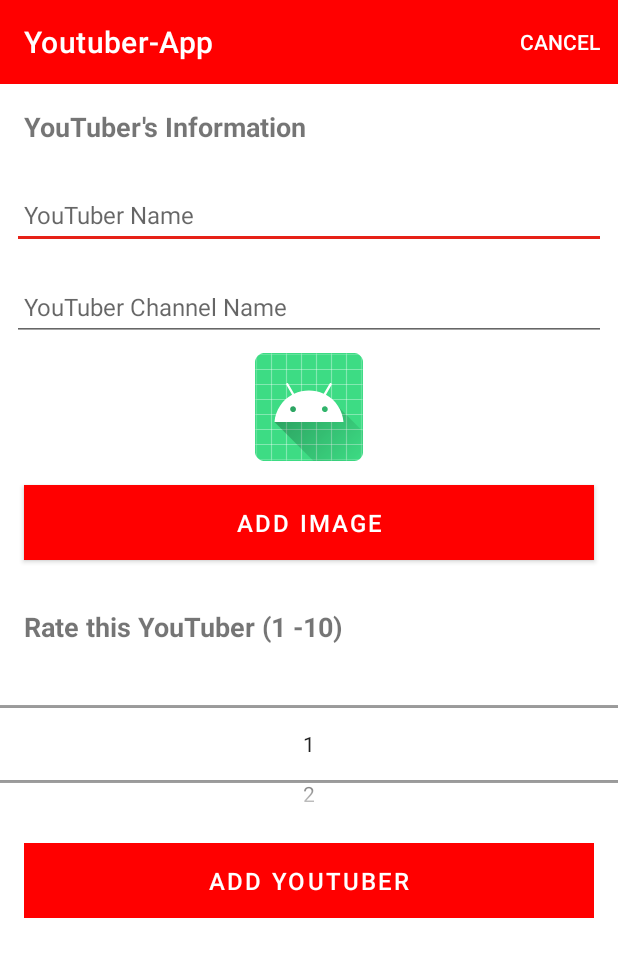
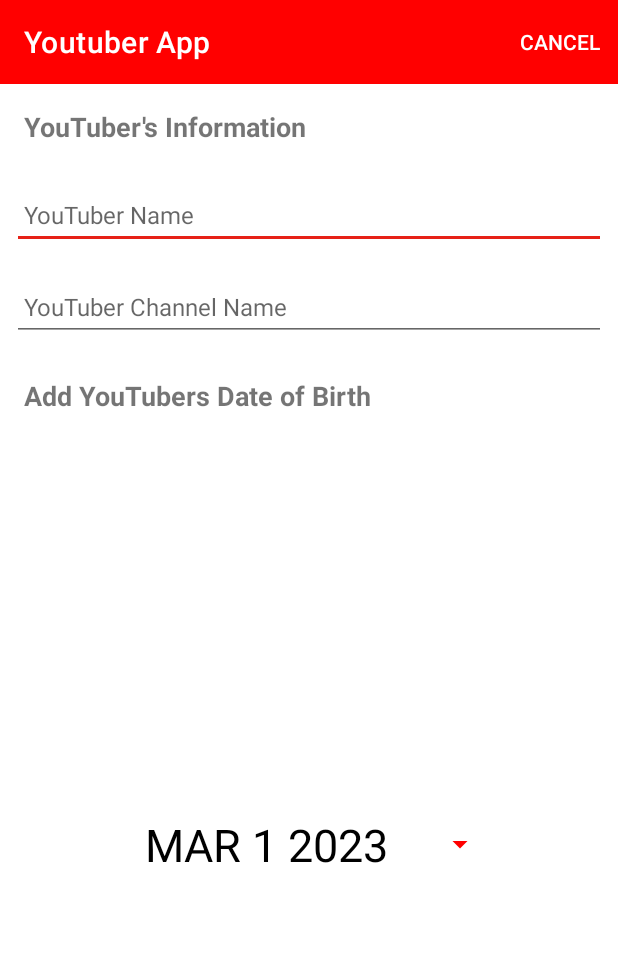
Before and after one commit to emmaroche/Youtuber-App-MAD1, an Android app: the YoutuberActivity screen opened directly, with no data from a screen before it, on a phone screen of 412 x 824 dp. Shown: the top 957 px of the screen. Run offline under Robolectric (Android 15) with nearby library versions, the phone set to English and light mode, and no system bars; our stand-ins replace Picasso, Timber; 1 statement that could not run was skipped.

Commit message:
Complete DatePicker feature addition

```diff
--- a/app/src/main/java/ie/setu/youtuberApp/activities/YoutuberActivity.kt
+++ b/app/src/main/java/ie/setu/youtuberApp/activities/YoutuberActivity.kt
@@ -1,9 +1,13 @@
 package ie.setu.youtuberApp.activities
 
+import android.app.DatePickerDialog
+import android.app.DatePickerDialog.OnDateSetListener
 import android.content.Intent
 import android.os.Bundle
 import android.view.Menu
 import android.view.MenuItem
+import android.view.View
+import android.widget.Button
 import androidx.activity.result.ActivityResultLauncher
 import androidx.activity.result.contract.ActivityResultContracts
 import androidx.appcompat.app.AppCompatActivity
@@ -15,6 +19,7 @@ import ie.setu.youtuberApp.helpers.showImagePicker
 import ie.setu.youtuberApp.main.MainApp
 import ie.setu.youtuberApp.models.YoutuberModel
 import timber.log.Timber.i
+import java.util.*
 
 
 class YoutuberActivity : AppCompatActivity() {
@@ -24,12 +29,18 @@ class YoutuberActivity : AppCompatActivity() {
     private var youtuber = YoutuberModel()
     private lateinit var app: MainApp
     private var edit = false
+    private var datePickerDialog: DatePickerDialog? = null
+    private var dateButton: Button? = null
 
     override fun onCreate(savedInstanceState: Bundle?) {
         super.onCreate(savedInstanceState)
 
         binding = ActivityYoutuberBinding.inflate(layoutInflater)
         setContentView(binding.root)
+
+        initDatePicker()
+        dateButton = findViewById(R.id.datePickerButton)
+        dateButton?.text = getTodaysDate()
 
         binding.toolbarAdd.title = title
         setSupportActionBar(binding.toolbarAdd)
@@ -44,21 +55,21 @@ class YoutuberActivity : AppCompatActivity() {
             binding.youtuberName.setText(youtuber.name)
             binding.youtuberChannelName.setText(youtuber.channelName)
             binding.youtuberRating.value = youtuber.youtuberRating
-//            youtuber.dob = binding.youtuberDOB.toString()
-//            setUpNumberPicker()
+            binding.datePickerButton.text = youtuber.dob
             binding.btnAdd.setText(R.string.button_saveYoutuber)
             Picasso.get()
                 .load(youtuber.youtuberImage)
                 .resize(900,800)
                 .into(binding.youtuberImage)
-
         }
 
         binding.btnAdd.setOnClickListener {
             youtuber.name = binding.youtuberName.text.toString()
             youtuber.channelName = binding.youtuberChannelName.text.toString()
             youtuber.youtuberRating = binding.youtuberRating.value
-//            youtuber.dob = binding.youtuberDOB.toString()
+
+
+            youtuber.dob = binding.datePickerButton.text.toString()
 
             if (youtuber.name.isEmpty()) {
                 Snackbar.make(it,R.string.error_Text, Snackbar.LENGTH_LONG)
@@ -67,12 +78,12 @@ class YoutuberActivity : AppCompatActivity() {
             } else {
                 if (edit) {
                     app.youtubers.update(youtuber.copy())
-                    i("edit Button Pressed: $youtuber")
+                    i("Edit Button Pressed: $youtuber")
                     setResult(RESULT_OK)
                     finish()
                 } else {
                     app.youtubers.create(youtuber.copy())
-                    i("add Button Pressed: $youtuber")
+                    i("Add Button Pressed: $youtuber")
                     setResult(RESULT_OK)
                     finish()
                 }
@@ -80,23 +91,11 @@ class YoutuberActivity : AppCompatActivity() {
 
         }
 
-//        val datePicker = findViewById<DatePicker>(R.id.youtuberDOB)
-//        val today = Calendar.getInstance()
-//        datePicker.init(today.get(Calendar.YEAR), today.get(Calendar.MONTH),
-//            today.get(Calendar.DAY_OF_MONTH)
-//
-//        ) { view, year, month, day ->
-//            val month = month + 1
-//            val msg = "You Selected: $day/$month/$year"
-//            Toast.makeText(this@YoutuberActivity, msg, Toast.LENGTH_SHORT).show()
-//        }
-
         binding.chooseImage.setOnClickListener {
             showImagePicker(imageIntentLauncher)
         }
 
         registerImagePickerCallback()
-
         setUpNumberPicker()
 
     }
@@ -125,14 +124,9 @@ class YoutuberActivity : AppCompatActivity() {
 
     private fun setUpNumberPicker() {
         val numberPicker = binding.youtuberRating
-
         numberPicker.minValue = 1
         numberPicker.maxValue = 10
         numberPicker.wrapSelectorWheel = false
-//        numberPicker.setOnValueChangedListener { picker, oldVal, newVal ->
-//            val text = "Changed from $oldVal to $newVal"
-//            Toast.makeText(this@YoutuberActivity, text, Toast.LENGTH_SHORT).show()
-//        }
     }
 
     private fun registerImagePickerCallback() {
@@ -148,10 +142,57 @@ class YoutuberActivity : AppCompatActivity() {
                                 .load(youtuber.youtuberImage)
                                 .resize(900,800)
                                 .into(binding.youtuberImage)
-                        } // end of if
+                        }
                     }
                     RESULT_CANCELED -> { } else -> { }
                 }
             }
     }
+
+    private fun getTodaysDate(): String {
+        val cal = Calendar.getInstance()
+        val year = cal[Calendar.YEAR]
+        var month = cal[Calendar.MONTH]
+        month += 1
+        val day = cal[Calendar.DAY_OF_MONTH]
+        return makeDateString(day, month, year)
+    }
+
+    private fun initDatePicker() {
+        val dateSetListener =
+            OnDateSetListener { _, year, month, day ->
+                var month = month
+                month += 1
+                val date = makeDateString(day, month, year)
+                dateButton?.text = date
+            }
+        val cal = Calendar.getInstance()
+        val year = cal[Calendar.YEAR]
+        val month = cal[Calendar.MONTH]
+        val day = cal[Calendar.DAY_OF_MONTH]
+        datePickerDialog = DatePickerDialog(this, dateSetListener, year, month, day)
+    }
+
+    private fun makeDateString(day: Int, month: Int, year: Int): String {
+        return getMonthFormat(month) + " " + day + " " + year
+    }
+
+    private fun getMonthFormat(month: Int): String {
+        if (month == 1) return "JAN"
+        if (month == 2) return "FEB"
+        if (month == 3) return "MAR"
+        if (month == 4) return "APR"
+        if (month == 5) return "MAY"
+        if (month == 6) return "JUN"
+        if (month == 7) return "JUL"
+        if (month == 8) return "AUG"
+        if (month == 9) return "SEP"
+        if (month == 10) return "OCT"
+        if (month == 11) return "NOV"
+        return if (month == 12) "DEC" else "JAN"
+    }
+
+    fun openDatePicker(view: View?) {
+        datePickerDialog?.show()
+    }
 }
--- a/app/src/main/java/ie/setu/youtuberApp/adapters/YoutuberAdapter.kt
+++ b/app/src/main/java/ie/setu/youtuberApp/adapters/YoutuberAdapter.kt
@@ -35,10 +35,9 @@ class YoutuberAdapter constructor(private var youtubers: List<YoutuberModel>,  p
             binding.youtuberName.text = youtuber.name
             binding.youtuberChannelName.text = youtuber.channelName
             binding.youtuberRating.text = youtuber.youtuberRating.toString()
+            binding.youtuberDobText.text = youtuber.dob
             Picasso.get().load(youtuber.youtuberImage).into(binding.displayImage)
-//            binding.youtuberDOB.text = youtuber.dob.toString()
             binding.root.setOnClickListener { listener.onYoutuberClick(youtuber) }
-
         }
     }
 
--- a/app/src/main/java/ie/setu/youtuberApp/main/MainApp.kt
+++ b/app/src/main/java/ie/setu/youtuberApp/main/MainApp.kt
@@ -7,7 +7,6 @@ import timber.log.Timber.i
 class MainApp : Application() {
 
      var youtubers = YoutuberMemStore()
-
     override fun onCreate() {
         super.onCreate()
         Timber.plant(Timber.DebugTree())
--- a/app/src/main/java/ie/setu/youtuberApp/models/YoutuberMemStore.kt
+++ b/app/src/main/java/ie/setu/youtuberApp/models/YoutuberMemStore.kt
@@ -29,7 +29,7 @@ class YoutuberMemStore : YoutuberStore {
             foundYoutuber.channelName = youtuber.channelName
             foundYoutuber.youtuberRating = youtuber.youtuberRating
             foundYoutuber.youtuberImage = youtuber.youtuberImage
-//            foundYoutuber.dob = youtuber.dob
+            foundYoutuber.dob = youtuber.dob
             logAll()
         }
     }
--- a/app/src/main/java/ie/setu/youtuberApp/models/YoutuberModel.kt
+++ b/app/src/main/java/ie/setu/youtuberApp/models/YoutuberModel.kt
@@ -9,5 +9,6 @@ data class YoutuberModel(var id: Long = 0,
                          var name: String = "",
                          var channelName: String = "",
                          var youtuberRating: Int = 0,
-                         var youtuberImage: Uri = Uri.EMPTY
+                         var youtuberImage: Uri = Uri.EMPTY,
+                         var dob: String = ""
 ) : Parcelable
--- a/app/src/main/res/layout/activity_youtuber.xml
+++ b/app/src/main/res/layout/activity_youtuber.xml
@@ -75,14 +75,35 @@
                     android:textColor="@color/colorPrimaryDark"
                     android:textSize="16sp" />
 
-<!--                <TextView-->
-<!--                    android:id="@+id/dobTextView"-->
-<!--                    android:layout_width="match_parent"-->
-<!--                    android:layout_height="wrap_content"-->
-<!--                    android:padding="16dp"-->
-<!--                    android:text="YouTuber's Date of Birth"-->
-<!--                    android:textSize="18sp"-->
-<!--                    android:textStyle="bold"/>-->
+                <TextView
+                    android:id="@+id/dobTextView"
+                    android:layout_width="match_parent"
+                    android:layout_height="wrap_content"
+                    android:padding="16dp"
+                    android:text="@string/add_DOB_Text"
+                    android:textSize="18sp"
+                    android:textStyle="bold"/>
+
+            <LinearLayout
+                android:id="@+id/LinearLayoutDate"
+                android:layout_width="match_parent"
+                android:layout_height="match_parent"
+                android:gravity="center"
+                android:orientation="vertical" >
+                <Button
+                    android:id="@+id/datePickerButton"
+                    android:layout_width="250dp"
+                    android:layout_height="wrap_content"
+                    android:text="@string/jan_01_2020"
+                    android:textSize="30sp"
+                    android:textColor="@color/black"
+                    style="?android:spinnerStyle"
+                    app:layout_constraintLeft_toLeftOf="parent"
+                    app:layout_constraintRight_toRightOf="parent"
+                    app:layout_constraintTop_toBottomOf="@+id/textView"
+                    android:layout_marginTop="10dp"
+                    android:onClick="openDatePicker"/>
+                    </LinearLayout>
 
 <!--                <DatePicker-->
 <!--                    android:id="@+id/youtuberDOB"-->
@@ -91,35 +112,14 @@
 <!--                    android:datePickerMode="spinner"-->
 <!--                    android:calendarViewShown="false"/>-->
 
-<!--                <TextView-->
-<!--                    android:id="@+id/addImageView"-->
-<!--                    android:layout_width="match_parent"-->
-<!--                    android:layout_height="wrap_content"-->
-<!--                    android:padding="16dp"-->
-<!--                    android:text="Add image"-->
-<!--                    android:textSize="18sp"-->
-<!--                    android:textStyle="bold"/>-->
-
-<!--                <ImageView-->
-<!--                    android:id="@+id/icon2"-->
-<!--                    android:layout_gravity="center"-->
-<!--                    android:layout_margin="10dp"-->
-<!--                    android:layout_width="40dp"-->
-<!--                    android:layout_height="40dp"-->
-<!--                    android:contentDescription="@string/change_youtuber_image"/>-->
-
-<!--                <Button-->
-<!--                    android:id="@+id/btnAddImage"-->
-<!--                    android:layout_width="match_parent"-->
-<!--                    android:layout_height="wrap_content"-->
-<!--                    android:layout_margin="16dp"-->
-<!--                    android:background="@color/colorAccent"-->
-<!--                    android:paddingTop="8dp"-->
-<!--                    android:paddingBottom="8dp"-->
-<!--                    android:stateListAnimator="@null"-->
-<!--                    android:text="Add image"-->
-<!--                    android:textColor="@color/white"-->
-<!--                    android:textSize="16sp" />-->
+                <TextView
+                    android:id="@+id/addImageView"
+                    android:layout_width="match_parent"
+                    android:layout_height="wrap_content"
+                    android:padding="16dp"
+                    android:text="@string/add_Image_Text"
+                    android:textSize="18sp"
+                    android:textStyle="bold"/>
 
                 <ImageView
                     android:id="@+id/youtuberImage"
@@ -127,18 +127,22 @@
                     android:layout_height="wrap_content"
                     app:srcCompat="@mipmap/ic_launcher"/>
 
+            <LinearLayout
+                android:id="@+id/LinearLayoutButton"
+                android:layout_width="match_parent"
+                android:layout_height="match_parent"
+                android:gravity="center"
+                android:orientation="vertical" >
                 <Button
                     android:id="@+id/chooseImage"
-                    android:layout_width="match_parent"
-                    android:layout_height="wrap_content"
+                    android:layout_width="50dp"
+                    android:layout_height="50dp"
                     android:layout_margin="16dp"
-                    android:background="@color/colorAccent"
-                    android:paddingBottom="8dp"
-                    android:paddingTop="8dp"
-                    android:text="@string/button_addYoutuberImage"
+                    android:background="@android:drawable/ic_menu_add"
                     android:textColor="@color/colorPrimary"
-                    android:textSize="16sp"/>
-
+                    android:textSize="16sp"
+                    />
+            </LinearLayout>
                 <TextView
                     android:id="@+id/ratingTextView"
                     android:layout_width="match_parent"
--- a/app/src/main/res/layout/card_youtuber.xml
+++ b/app/src/main/res/layout/card_youtuber.xml
@@ -54,12 +54,11 @@
             android:layout_height="wrap_content"
             tools:text="A rating" />
 
-<!--        <TextView-->
-<!--            android:id="@+id/youtuberDOB"-->
-<!--            android:layout_width="wrap_content"-->
-<!--            android:layout_height="wrap_content"-->
-<!--            android:layout_below="@id/youtuberName"-->
-<!--            tools:text="DOB" />-->
+        <TextView
+            android:id="@+id/youtuberDobText"
+            android:layout_width="wrap_content"
+            android:layout_height="wrap_content"
+            tools:text="DOB" />
 
         </LinearLayout>
 
--- a/app/src/main/res/values/strings.xml
+++ b/app/src/main/res/values/strings.xml
@@ -1,5 +1,5 @@
 <resources>
-    <string name="app_name">Youtuber-App</string>
+    <string name="app_name">Youtuber App</string>
     <string name="button_addYoutuber">Add YouTuber</string>
     <string name="button_saveYoutuber">Save YouTuber</string>
     <string name="button_addYoutuberImage">Add Image</string>
@@ -9,7 +9,10 @@
     <string name="menu_deleteYoutuber">Delete</string>
     <string name="menu_cancelAdd">Cancel</string>
     <string name="error_Text">Please enter a YouTubers name</string>
+    <string name="add_Image_Text">Add Image</string>
+    <string name="add_DOB_Text">Add YouTubers Date of Birth</string>
     <string name="select_youtuber_image">Select YouTuber image</string>
     <string name="change_youtuber_image">Change YouTuber image</string>
     <string name="display_youtuber_image">YouTuber image</string>
+    <string name="jan_01_2020">JAN 01 2020</string>
 </resources>
```
